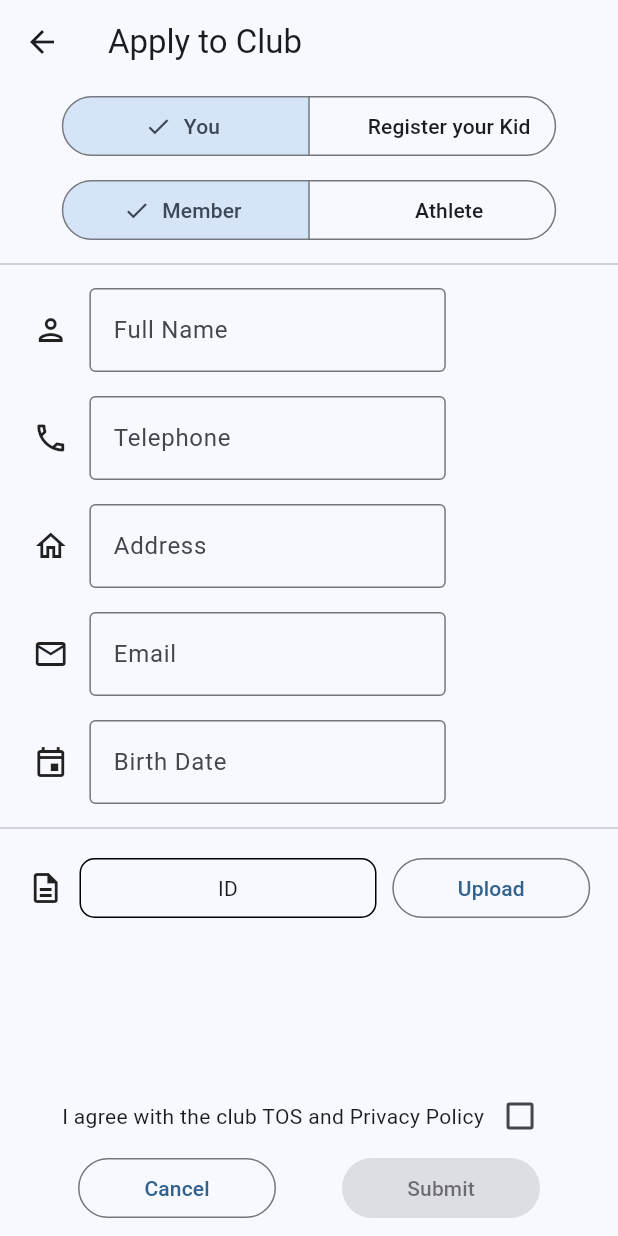
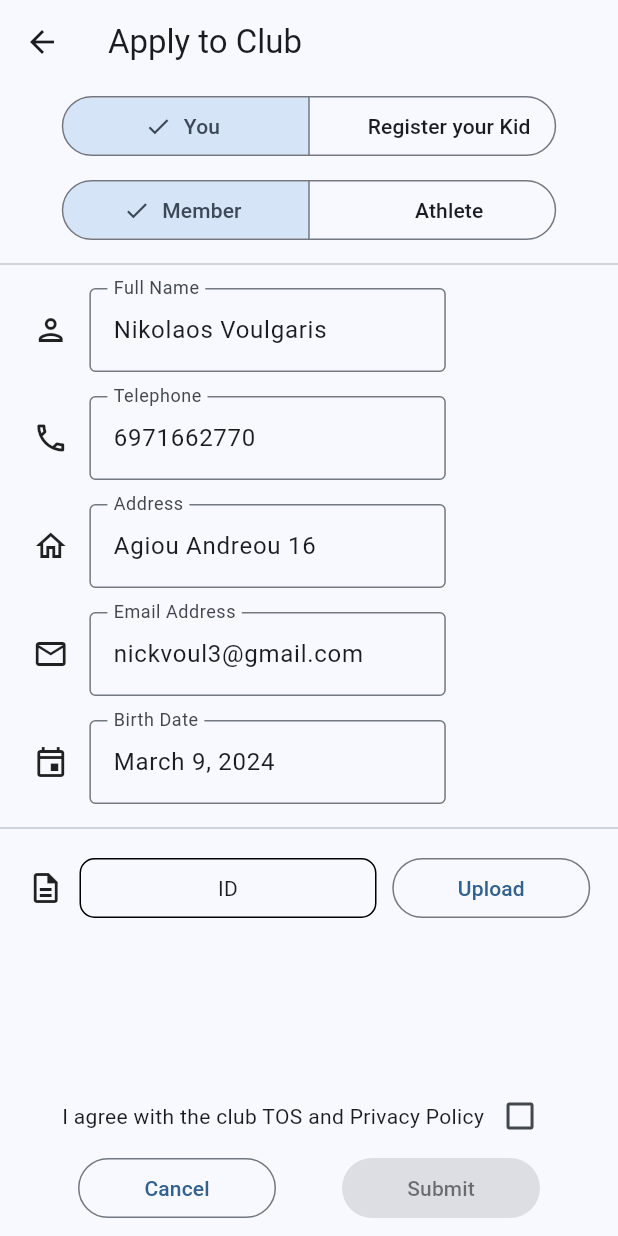
Before and after one commit to MyTennisClub/MyTennisClub, a Flutter app: the ApplyClub_Main screen opened directly, on a phone screen of 412 x 824 dp. Run offline on Flutter 3.47's test engine with Material 3 defaults, Android fonts, the light colour scheme and no system bars; our stand-ins replace email_validator, file_picker, mask_text_input_formatter.

Commit message:
Guest Apply to Club fixed

```diff
--- a/lib/guest_android_app/guest_search_screen/guest_club_profile/guest_apply_club/apply_club_page.dart
+++ b/lib/guest_android_app/guest_search_screen/guest_club_profile/guest_apply_club/apply_club_page.dart
@@ -19,7 +19,7 @@ class ApplyClub extends State<ApplyClub_Main> {
   Type typeSelected = Type.member;
 
   bool isChecked = false;
-  bool allFields = false;
+  bool allFields = true;
   bool uploadsCheck = false;
   bool submitEnabled = false;
   List<bool> uploads = [false, false, false];
@@ -136,6 +136,11 @@ class ApplyClub extends State<ApplyClub_Main> {
                                   // selected at one time, so its value is always the first
                                   // item in the selected set.
                                   personSelected = newSelection.first;
+                                  if (personSelected.name == 'you') {
+                                    checkAllFields(true);
+                                  } else {
+                                    checkAllFields(false);
+                                  }
                                   checkUploads();
                                 });
                               }),
@@ -179,6 +184,7 @@ class ApplyClub extends State<ApplyClub_Main> {
                       color: Color.fromRGBO(193, 199, 209, 1),
                     ),
                     Personal_Info(
+                      personSelected: personSelected.name,
                       checkAllFields: checkAllFields,
                     ),
                     const Divider(
--- a/lib/guest_android_app/guest_search_screen/guest_club_profile/guest_apply_club/personal_info.dart
+++ b/lib/guest_android_app/guest_search_screen/guest_club_profile/guest_apply_club/personal_info.dart
@@ -1,8 +1,13 @@
 import 'package:flutter/material.dart';
+import 'package:mask_text_input_formatter/mask_text_input_formatter.dart';
+import 'package:email_validator/email_validator.dart';
+import 'package:intl/intl.dart';
 
 class Personal_Info extends StatefulWidget {
+  final String personSelected;
   final Function checkAllFields;
-  const Personal_Info({required this.checkAllFields, super.key});
+  const Personal_Info(
+      {required this.personSelected, required this.checkAllFields, super.key});
 
   @override
   State<Personal_Info> createState() => _PersonalInfo();
@@ -11,6 +16,24 @@ class Personal_Info extends StatefulWidget {
 class _PersonalInfo extends State<Personal_Info> {
   List<bool> fields = [false, false, false, false, false];
   bool checker = false;
+
+  String name = 'Nikolaos Voulgaris';
+  String phone = '6971662770';
+  String address = 'Agiou Andreou 16';
+  String email = 'nickvoul3@gmail.com';
+  String date = 'March 9, 2024';
+  String _errorText = '';
+  TextEditingController dateController = TextEditingController();
+
+  bool validate(String email) {
+    bool isvalid = EmailValidator.validate(email);
+    return isvalid;
+  }
+
+  var phoneFormatter = MaskTextInputFormatter(
+      mask: '###-####-###',
+      filter: {"#": RegExp(r'[0-9]')},
+      type: MaskAutoCompletionType.lazy);
 
   checkAllFields() {
     checker = fields.every((i) => i == true);
@@ -34,7 +57,18 @@ class _PersonalInfo extends State<Personal_Info> {
               ),
               Expanded(
                 flex: 3,
-                child: TextField(
+                child: (widget.personSelected == 'you')
+                    ? TextFormField(
+                        readOnly: true,
+                        key: Key(name),
+                        initialValue: name,
+                        decoration: const InputDecoration(
+                          hintText: 'Enter Name and Surname',
+                          border: OutlineInputBorder(),
+                          labelText: 'Full Name',
+                        ),
+                      )
+                    : TextFormField(
                         decoration: const InputDecoration(
                           hintText: 'Enter Name and Surname',
                           border: OutlineInputBorder(),
@@ -51,7 +85,6 @@ class _PersonalInfo extends State<Personal_Info> {
                             checkAllFields();
                           });
                         },
-                  // controller: _controller,
                       ),
               ),
               const Spacer(),
@@ -70,13 +103,25 @@ class _PersonalInfo extends State<Personal_Info> {
               )),
               Expanded(
                 flex: 3,
-                child: TextField(
+                child: (widget.personSelected == 'you')
+                    ? TextFormField(
+                        readOnly: true,
                         decoration: const InputDecoration(
-                    hintText: 'Enter Telephone Number',
+                          hintText: 'Enter Phone Number',
+                          border: OutlineInputBorder(),
+                          labelText: 'Telephone',
+                        ),
+                        initialValue: phone,
+                        key: Key(phone),
+                      )
+                    : TextFormField(
+                        decoration: const InputDecoration(
+                          hintText: 'Enter Phone Number',
                           border: OutlineInputBorder(),
                           labelText: 'Telephone',
                         ),
                         keyboardType: TextInputType.phone,
+                        inputFormatters: [phoneFormatter],
                         onChanged: (value) {
                           setState(() {
                             if (value.isEmpty) {
@@ -87,7 +132,6 @@ class _PersonalInfo extends State<Personal_Info> {
                             checkAllFields();
                           });
                         },
-                  //controller: _controller,
                       ),
               ),
               const Spacer(),
@@ -106,7 +150,18 @@ class _PersonalInfo extends State<Personal_Info> {
               )),
               Expanded(
                 flex: 3,
-                child: TextField(
+                child: (widget.personSelected == 'you')
+                    ? TextFormField(
+                        readOnly: true,
+                        decoration: const InputDecoration(
+                          hintText: 'Enter Home Address',
+                          border: OutlineInputBorder(),
+                          labelText: 'Address',
+                        ),
+                        initialValue: address,
+                        key: Key(address),
+                      )
+                    : TextFormField(
                         decoration: const InputDecoration(
                           hintText: 'Enter Home Address',
                           border: OutlineInputBorder(),
@@ -123,7 +178,6 @@ class _PersonalInfo extends State<Personal_Info> {
                             checkAllFields();
                           });
                         },
-                  //controller: _controller,
                       ),
               ),
               const Spacer(),
@@ -142,24 +196,39 @@ class _PersonalInfo extends State<Personal_Info> {
               )),
               Expanded(
                 flex: 3,
-                child: TextField(
-                  decoration: const InputDecoration(
-                    hintText: 'Enter Email Address',
-                    border: OutlineInputBorder(),
-                    labelText: 'Email',
-                  ),
+                child: (widget.personSelected == 'you')
+                    ? TextFormField(
+                        readOnly: true,
+                        decoration: InputDecoration(
+                            hintText: 'someone@example.com',
+                            border: const OutlineInputBorder(),
+                            labelText: 'Email Address',
+                            errorText: _errorText.isEmpty ? null : _errorText),
+                        initialValue: email,
+                        key: Key(email),
+                      )
+                    : TextFormField(
+                        decoration: InputDecoration(
+                            hintText: 'someone@example.com',
+                            border: const OutlineInputBorder(),
+                            labelText: 'Email Address',
+                            errorText: _errorText.isEmpty ? null : _errorText),
                         keyboardType: TextInputType.emailAddress,
                         onChanged: (value) {
                           setState(() {
                             if (value.isEmpty) {
                               fields[3] = false;
                             } else {
+                              if (validate(value)) {
                                 fields[3] = true;
+                                _errorText = '';
+                              } else {
+                                _errorText = 'Invalid Format';
+                              }
                             }
                             checkAllFields();
                           });
                         },
-                  //controller: _controller,
                       ),
               ),
               const Spacer(),
@@ -178,24 +247,40 @@ class _PersonalInfo extends State<Personal_Info> {
               )),
               Expanded(
                 flex: 3,
-                child: TextField(
+                child: (widget.personSelected == 'you')
+                    ? TextFormField(
+                        readOnly: true,
                         decoration: const InputDecoration(
-                    hintText: 'Enter Birth Date',
                           border: OutlineInputBorder(),
                           labelText: 'Birth Date',
                         ),
                         keyboardType: TextInputType.datetime,
-                  onChanged: (value) {
+                        key: Key(date),
+                        initialValue: date,
+                      )
+                    : TextFormField(
+                        controller: dateController,
+                        decoration: const InputDecoration(
+                          border: OutlineInputBorder(),
+                          labelText: 'Birth Date',
+                        ),
+                        keyboardType: TextInputType.datetime,
+                        onTap: () async {
+                          DateTime? pickeddate = await showDatePicker(
+                              context: context,
+                              initialDate: DateTime.now(),
+                              firstDate: DateTime(2000),
+                              lastDate: DateTime(2025));
+                          if (pickeddate != null) {
                             setState(() {
-                      if (value.isEmpty) {
-                        fields[4] = false;
-                      } else {
+                              dateController.text =
+                                  DateFormat.yMMMMd().format(pickeddate);
+
                               fields[4] = true;
-                      }
                               checkAllFields();
                             });
+                          }
                         },
-                  //controller: _controller,
                       ),
               ),
               const Spacer(),
--- a/lib/guest_android_app/guest_search_screen/guest_club_profile/guest_apply_club/success_page.dart
+++ b/lib/guest_android_app/guest_search_screen/guest_club_profile/guest_apply_club/success_page.dart
@@ -58,7 +58,10 @@ class SuccessPage extends State<Success_Page> {
                         backgroundColor: const Color.fromRGBO(0, 83, 135, 1)
                         // This is what you need!
                         ),
-                    onPressed: () {},
+                    onPressed: () {
+                      Navigator.of(context)
+                          .popUntil(ModalRoute.withName('/guest_home'));
+                    },
                     child: const Text('Close'),
                   ),
                 ),
--- a/pubspec.yaml
+++ b/pubspec.yaml
@@ -33,12 +33,14 @@ dependencies:
   intl: ^0.17.0
   file_picker: ^5.2.10
   qr_code_scanner: ^1.0.1
+  email_validator: '^2.1.16'
 
 
   # The following adds the Cupertino Icons font to your application.
   # Use with the CupertinoIcons class for iOS style icons.
   cupertino_icons: ^1.0.6
   http: any
+  mask_text_input_formatter: ^2.9.0
 
 dev_dependencies:
   flutter_test:
```
Also changed, not shown: pubspec.lock. Lines whose indentation alone changed are shown as unchanged.
